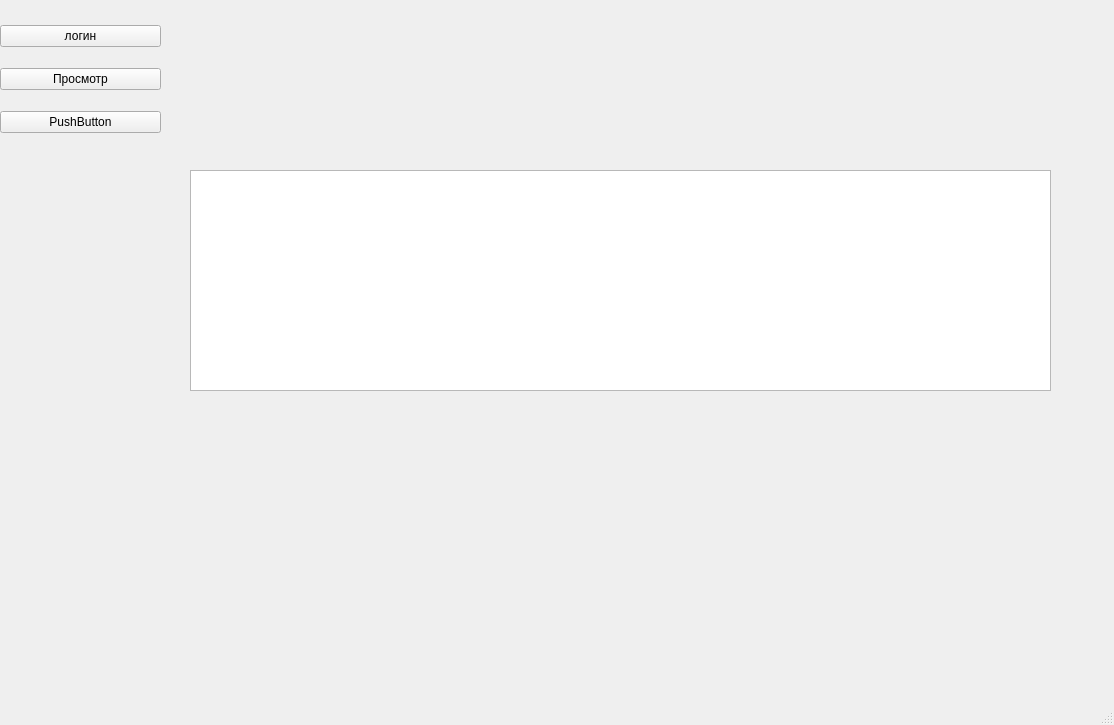
Galt12/pyqt6learn, file UI_static/mainwin.ui: the form before one commit.
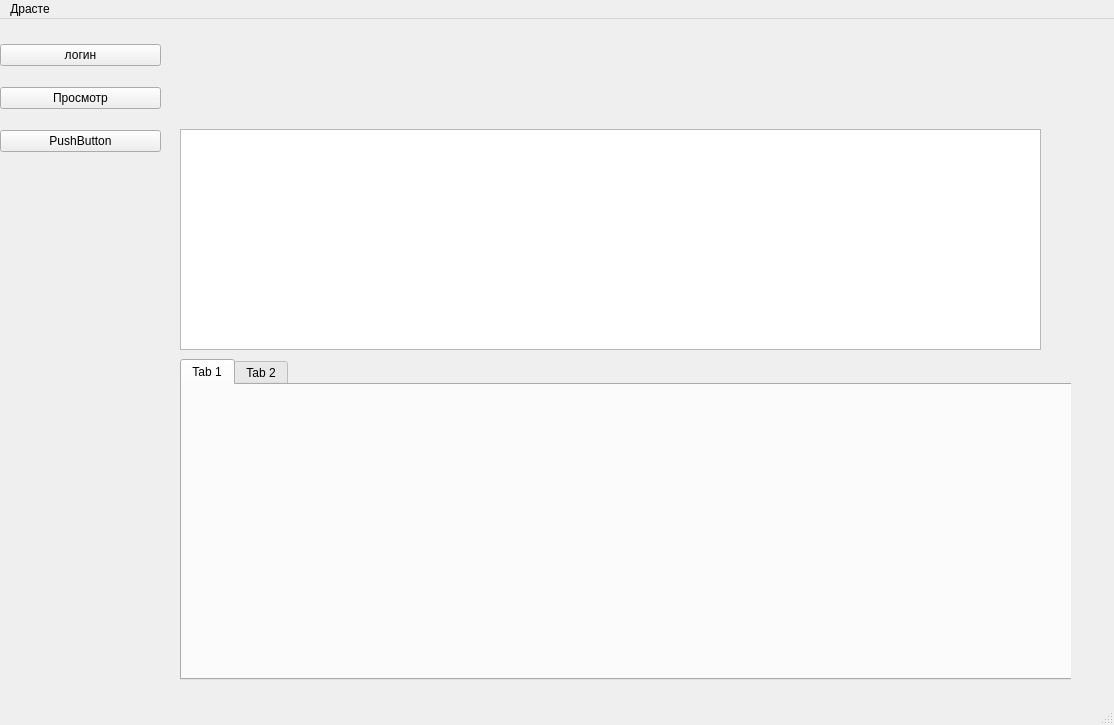
The form after the commit. The open tabs and pages were chosen to show the change.

```diff
--- a/UI_static/mainwin.ui
+++ b/UI_static/mainwin.ui
@@ -27,11 +27,34 @@
      <number>0</number>
     </property>
     <widget class="QWidget" name="page">
+     <widget class="QTabWidget" name="tabWidget">
+      <property name="geometry">
+       <rect>
+        <x>0</x>
+        <y>320</y>
+        <width>911</width>
+        <height>321</height>
+       </rect>
+      </property>
+      <property name="currentIndex">
+       <number>0</number>
+      </property>
+      <widget class="QWidget" name="tab">
+       <attribute name="title">
+        <string>Tab 1</string>
+       </attribute>
+      </widget>
+      <widget class="QWidget" name="tab_2">
+       <attribute name="title">
+        <string>Tab 2</string>
+       </attribute>
+      </widget>
+     </widget>
      <widget class="QTableWidget" name="tableWidget">
       <property name="geometry">
        <rect>
-        <x>10</x>
-        <y>150</y>
+        <x>0</x>
+        <y>90</y>
         <width>861</width>
         <height>221</height>
        </rect>
@@ -83,6 +106,13 @@
      <height>20</height>
     </rect>
    </property>
+   <widget class="QMenu" name="menu">
+    <property name="title">
+     <string>Драсте</string>
+    </property>
+    <addaction name="separator"/>
+   </widget>
+   <addaction name="menu"/>
   </widget>
   <widget class="QStatusBar" name="statusbar"/>
  </widget>
```
Left out of the diff: 4 changed lines with no effect on the pictures.
